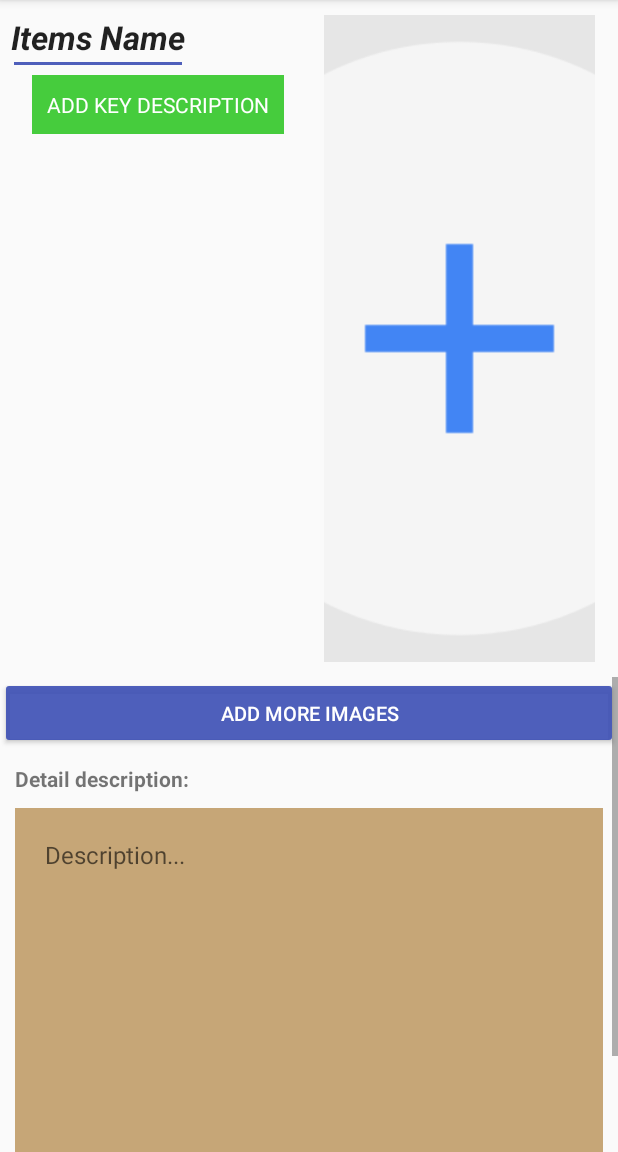
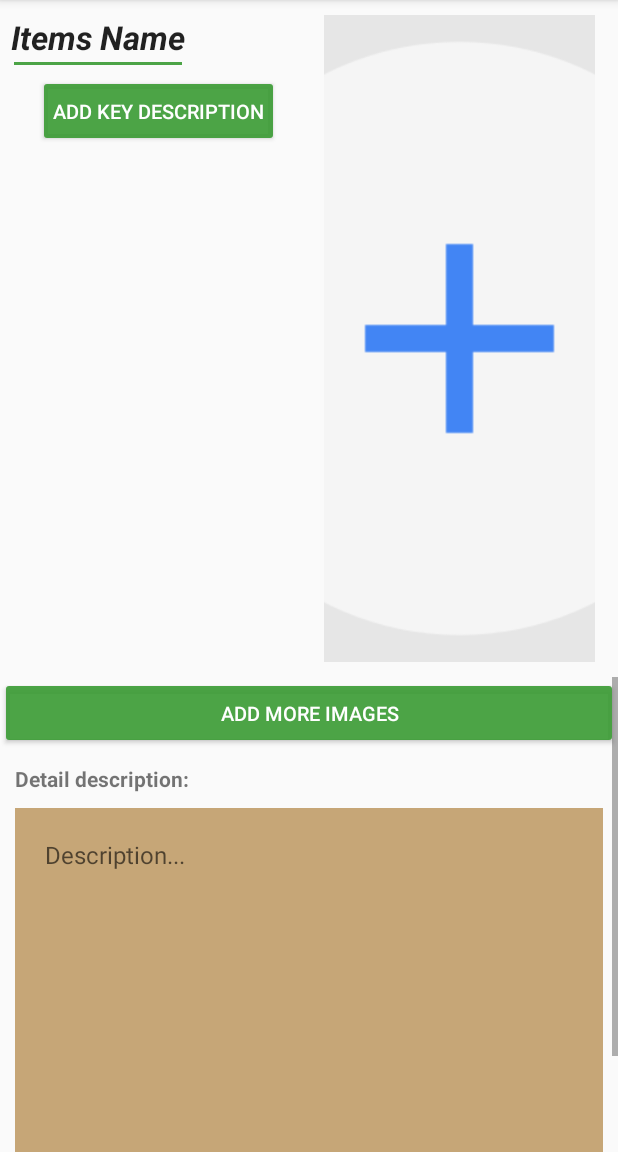
Before and after one commit to chewenkai/NFC-inventory, an Android app: the fragment ItemDetailFrag shown on its own in the app's theme, on a phone screen of 412 x 824 dp, the part 84-1236 px from its top. Run offline under Robolectric (Android 15) with nearby library versions, the phone set to English and light mode, and no system bars; our stand-ins replace Picasso; libraries missing offline, so code that uses them is left out: com.nbsp.materialfilepicker, org.greenrobot.greendao.

Commit message:
change color

```diff
--- a/app/src/main/res/drawable/btn_edit_key_des_list.xml
+++ b/app/src/main/res/drawable/btn_edit_key_des_list.xml
@@ -1,6 +1,6 @@
 <?xml version="1.0" encoding="utf-8"?>
 <shape xmlns:android="http://schemas.android.com/apk/res/android">
-    <solid android:color="@color/edit_key_des_button_color" />
+    <solid android:color="@color/colorAccent" />
     <padding
         android:left="0dp"
         android:top="0dp"
--- a/app/src/main/res/layout/item_add_layout.xml
+++ b/app/src/main/res/layout/item_add_layout.xml
@@ -42,7 +42,7 @@
                         android:paddingStart="2dp"
                         android:paddingRight="2dp"
                         android:paddingEnd="2dp"
-                        android:text="Items Name"
+                        android:text="@string/items_name"
                         android:textAppearance="?android:attr/textAppearanceLarge"
                         android:textStyle="italic|bold" />
 
@@ -53,7 +53,7 @@
                         android:gravity="start"
                         android:paddingLeft="2dp"
                         android:paddingRight="2dp"
-                        android:text="Items Name"
+                        android:text="@string/items_name"
                         android:textAppearance="?android:attr/textAppearanceLarge"
                         android:textStyle="italic|bold"
                         android:visibility="gone" />
@@ -66,15 +66,16 @@
                         android:divider="@null"
                         android:dividerHeight="0dp" />
 
-                    <TextView
+                    <Button
                         android:id="@+id/button_add_item_key_des"
                         android:layout_width="wrap_content"
                         android:layout_height="wrap_content"
                         android:layout_gravity="center"
-                        android:background="@color/add_key_des_button_color"
+                        style="@style/Base.Widget.AppCompat.Button.Colored"
                         android:gravity="center"
                         android:padding="10dp"
-                        android:text="ADD KEY DESCRIPTION"
+                        android:textSize="13sp"
+                        android:text="@string/add_key_description"
                         android:textColor="@color/white" />
                 </LinearLayout>
 
@@ -133,7 +134,7 @@
                         android:layout_height="wrap_content"
                         android:layout_gravity="center"
                         android:gravity="center"
-                        android:text="Add more Images"
+                        android:text="@string/add_more_images"
                         android:textSize="13sp" />
 
                 </LinearLayout>
@@ -157,7 +158,7 @@
                     android:layout_marginEnd="10dp"
                     android:background="@color/paper_color"
                     android:gravity="top|start"
-                    android:hint="Description..."
+                    android:hint="@string/description"
                     android:inputType="textMultiLine"
                     android:minHeight="250dp" />
 
--- a/app/src/main/res/layout/key_description_listview_llayout.xml
+++ b/app/src/main/res/layout/key_description_listview_llayout.xml
@@ -14,7 +14,7 @@
 
     <TextView
         android:id="@+id/text_key_des"
-        android:layout_width="wrap_content"
+        android:layout_width="0dp"
         android:layout_height="wrap_content"
         android:text="feature 1"
         android:layout_marginLeft="5dp"
@@ -39,7 +39,8 @@
             android:textColor="@color/white"
             android:paddingLeft="10dp"
             android:paddingRight="10dp"
-            android:background="@drawable/btn_edit_key_des_list" />
+            android:background="@drawable/btn_edit_key_des_list"
+            android:id="@+id/textView" />
     </LinearLayout>
 
     <LinearLayout
--- a/app/src/main/res/values/colors.xml
+++ b/app/src/main/res/values/colors.xml
@@ -3,7 +3,7 @@
     <color name="colorPrimary">#3F51B5</color>
     <color name="colorPrimaryDark">#303F9F</color>
     <!--<color name="colorAccent">#FF4081</color>-->
-    <color name="colorAccent">#ea3F51B5</color>
+    <color name="colorAccent">#ea3c9c36</color>
 
     <color name="black">#000000</color>
     <color name="white">#ffffff</color>
--- a/app/src/main/res/values/strings.xml
+++ b/app/src/main/res/values/strings.xml
@@ -43,5 +43,9 @@
     <string name="image_regexp">.*\\.jpg|jpeg|gif|png$</string>
     <string name="backup_success">Backup Successful!</string>
     <string name="import_success">Import Successful!</string>
+    <string name="add_key_description">ADD KEY DESCRIPTION</string>
+    <string name="items_name">Items Name</string>
+    <string name="add_more_images">Add more Images</string>
+    <string name="description">Description...</string>
 
 </resources>
```
Also changed, not shown: 1 other file.
